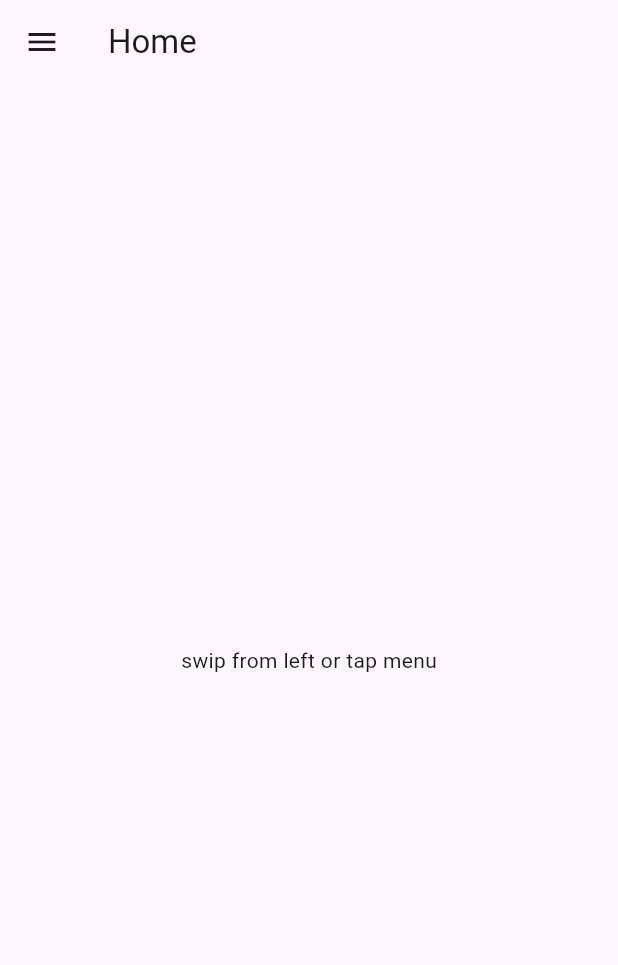
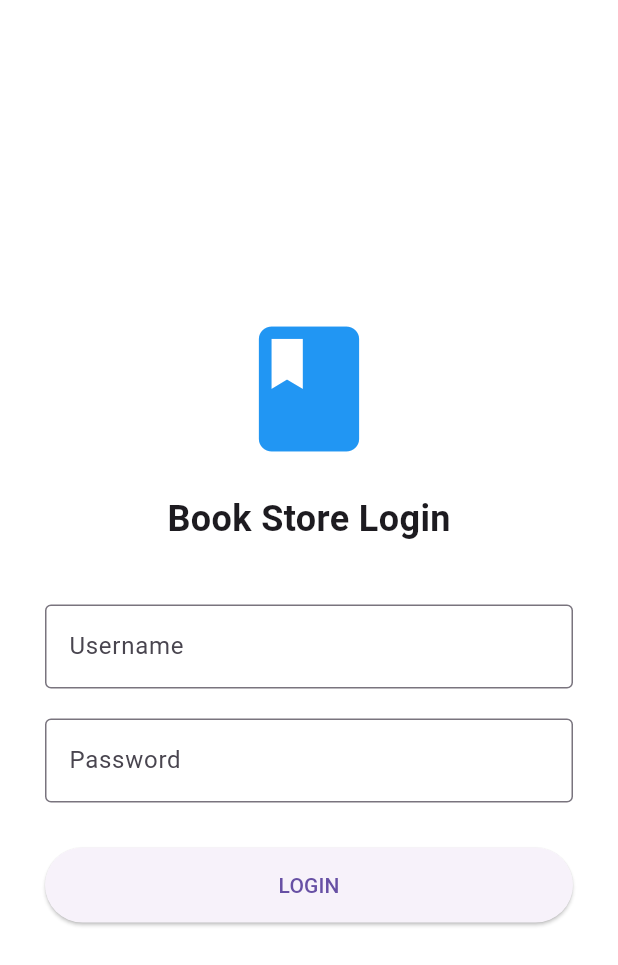
Before and after one commit to MengHor77/mobile_assignment_year4, a Flutter app: the screen it shows after launch, on a phone screen of 412 x 824 dp. Shown: the top 965 px of the screen. Run offline on Flutter 3.47's test engine with Material 3 defaults, Android fonts, the phone set to English and light mode, and no system bars.

Commit message:
add home , login, logout

```diff
--- a/lib/main.dart
+++ b/lib/main.dart
@@ -1,7 +1,8 @@
 import 'package:flutter/material.dart';
+import 'package:mobile_year4/screens/login_view.dart';
 
 void main() {
-  runApp(MyApp());
+  runApp(const MyApp());
 }
 
 class MyApp extends StatelessWidget {
@@ -9,95 +10,9 @@ class MyApp extends StatelessWidget {
 
   @override
   Widget build(BuildContext context) {
-    return MaterialApp(title: 'My Flutter App', home: HomeView());
-  }
-}
-
-class HomeView extends StatelessWidget {
-  const HomeView({super.key});
-
-  @override
-  Widget build(BuildContext context) {
-    return Scaffold(
-      appBar: AppBar(title: const Text('Home')),
-      drawer: Drawer(
-        shape: const RoundedRectangleBorder(borderRadius: BorderRadius.zero),
-        child: Column(
-          children: [
-            UserAccountsDrawerHeader(
-              accountName: Text('Nita Vann'),
-              accountEmail: Text('account@example.com'),
-              currentAccountPicture: CircleAvatar(
-                backgroundImage: NetworkImage(
-                  'https://encrypted-tbn0.gstatic.com/images?q=tbn:ANd9GcRmf4NlFls31qGMTqzjbaNgxmoNwClN9140-A&s',
-                ),
-              ),
-            ),
-            ListTile(
-              leading: const Icon(Icons.home, color: Colors.blue),
-              title: const Text('Home'),
-              onTap: () {
-                Navigator.pop(context);
-              },
-            ),
-            ListTile(
-              leading: const Icon(Icons.menu_book_rounded, color: Colors.blue),
-              title: const Text('Books'),
-              onTap: () {
-                Navigator.pop(context);
-              },
-            ),
-            ListTile(
-              leading: const Icon(
-                Icons.receipt_long_rounded,
-                color: Colors.blue,
-              ),
-              title: const Text('Order List'),
-              onTap: () {
-                Navigator.pop(context);
-              },
-            ),
-            ListTile(
-              leading: const Icon(Icons.workspace_premium, color: Colors.blue),
-              title: const Text('Best Selling Books'),
-              onTap: () {
-                Navigator.pop(context);
-              },
-            ),
-            ListTile(
-              leading: const Icon(
-                Icons.picture_as_pdf_rounded,
-                color: Colors.blue,
-              ),
-              title: const Text('Book PDF Free'),
-              onTap: () {
-                Navigator.pop(context);
-              },
-            ),
-            ListTile(
-              leading: const Icon(
-                Icons.support_agent_rounded,
-                color: Colors.blue,
-              ),
-              title: const Text('Contact Us'),
-              onTap: () {
-                Navigator.pop(context);
-              },
-            ),
-            ListTile(
-              leading: const Icon(
-                Icons.import_contacts_rounded,
-                color: Colors.blue,
-              ),
-              title: const Text('About Us'),
-              onTap: () {
-                Navigator.pop(context);
-              },
-            ),
-          ],
-        ),
-      ),
-      body: const Center(child: Text("swip from left or tap menu")),
+    return MaterialApp(
+      debugShowCheckedModeBanner: false,
+      home: const LoginView(),
     );
   }
 }
--- /dev/null
+++ b/lib/screens/login_view.dart
@@ -0,0 +1,59 @@
+import 'home_view.dart';
+import 'package:flutter/material.dart';
+
+class LoginView extends StatelessWidget {
+  const LoginView({super.key});
+
+  @override
+  Widget build(BuildContext context) {
+    return Scaffold(
+      backgroundColor: Colors.white,
+      body: Center(
+        child: Padding(
+          padding: const EdgeInsets.all(30.0),
+          child: Column(
+            mainAxisAlignment: MainAxisAlignment.center,
+            children: [
+              const Icon(Icons.book, size: 100, color: Colors.blue),
+              const SizedBox(height: 20),
+              const Text(
+                "Book Store Login",
+                style: TextStyle(fontSize: 24, fontWeight: FontWeight.bold),
+              ),
+              const SizedBox(height: 40),
+              const TextField(
+                decoration: InputDecoration(
+                  labelText: 'Username',
+                  border: OutlineInputBorder(),
+                ),
+              ),
+              const SizedBox(height: 20),
+              const TextField(
+                obscureText: true,
+                decoration: InputDecoration(
+                  labelText: 'Password',
+                  border: OutlineInputBorder(),
+                ),
+              ),
+              const SizedBox(height: 30),
+              SizedBox(
+                width: double.infinity,
+                height: 50,
+                child: ElevatedButton(
+                  onPressed: () {
+                    // This moves the user to the Home screen
+                    Navigator.pushReplacement(
+                      context,
+                      MaterialPageRoute(builder: (context) => const HomeView()),
+                    );
+                  },
+                  child: const Text("LOGIN"),
+                ),
+              ),
+            ],
+          ),
+        ),
+      ),
+    );
+  }
+}
```
Also changed, not shown: lib/screens/home_view.dart (added, +114 -0 lines), flutter_01.png (added), flutter_02.png (added).
